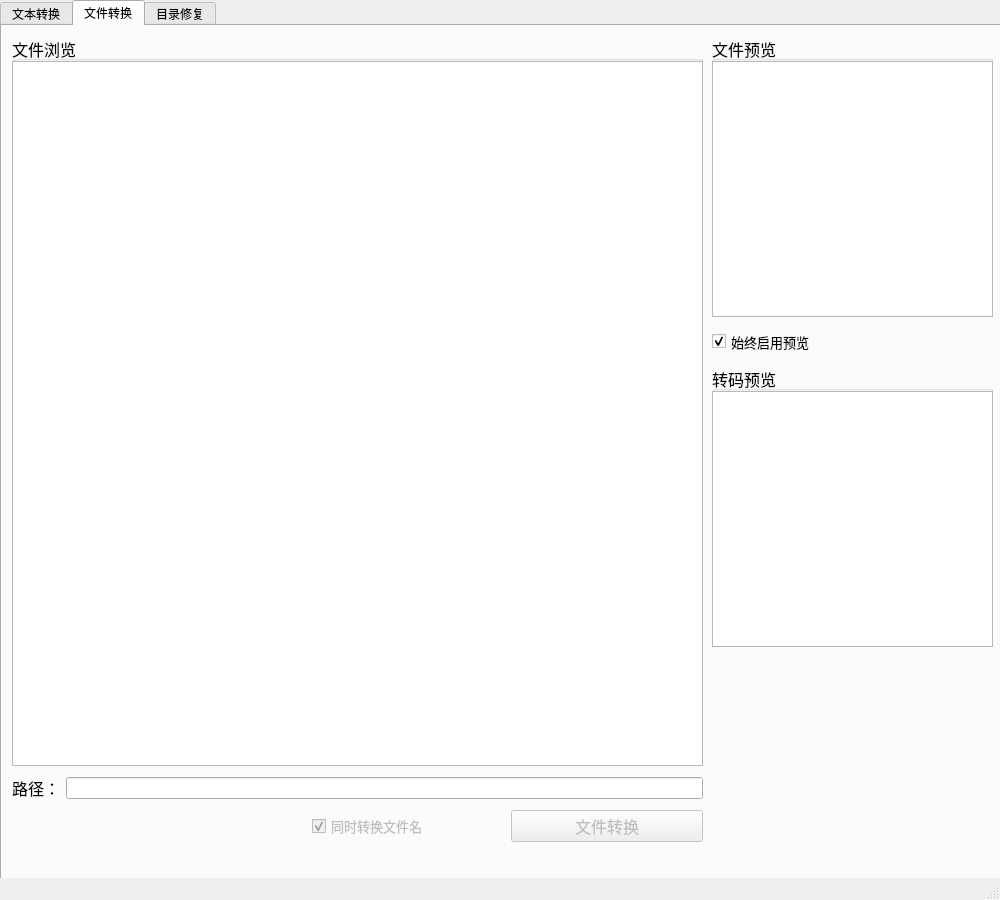
Libra1107/DisorderCodeDealer, file mainwindow.ui: the form before one commit.
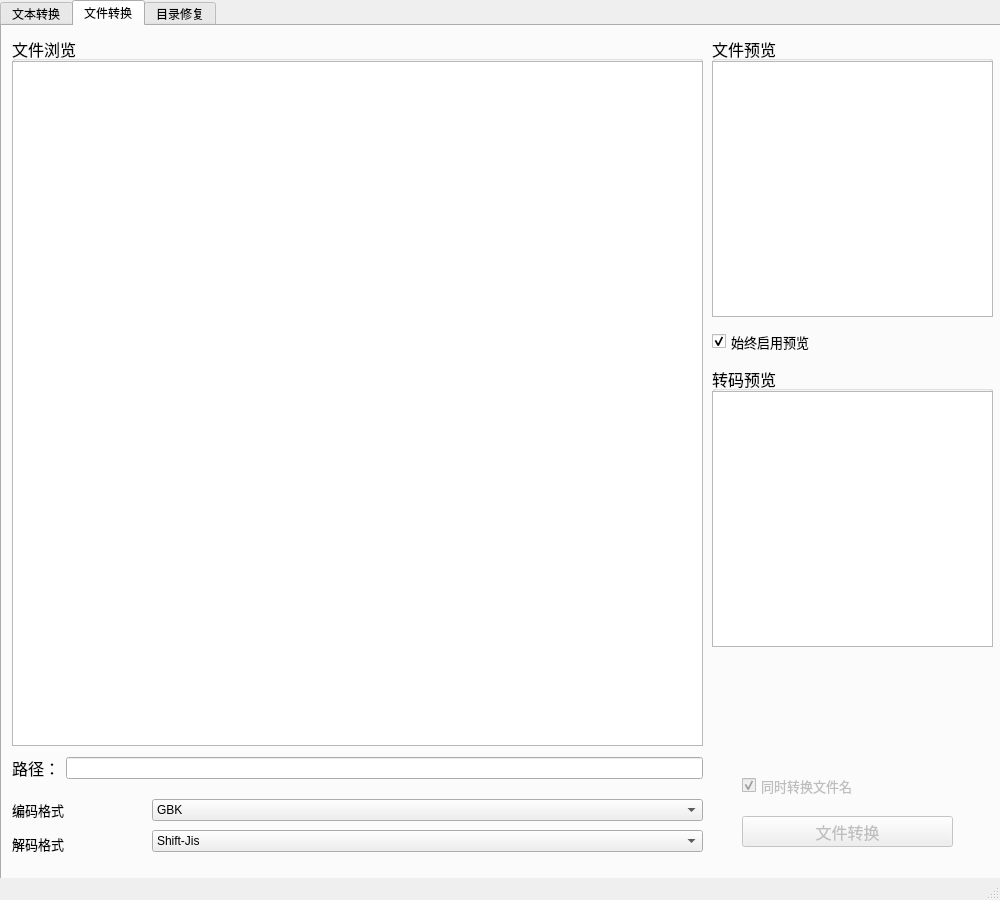
The form after the commit. The open tabs and pages were chosen to show the change.

```diff
--- a/mainwindow.ui
+++ b/mainwindow.ui
@@ -252,7 +252,7 @@
         <x>10</x>
         <y>10</y>
         <width>691</width>
-        <height>730</height>
+        <height>710</height>
        </rect>
       </property>
       <property name="font">
@@ -269,7 +269,7 @@
          <x>0</x>
          <y>25</y>
          <width>691</width>
-         <height>705</height>
+         <height>685</height>
         </rect>
        </property>
        <property name="sortingEnabled">
@@ -281,7 +281,7 @@
       <property name="geometry">
        <rect>
         <x>10</x>
-        <y>750</y>
+        <y>730</y>
         <width>691</width>
         <height>24</height>
        </rect>
@@ -304,54 +304,6 @@
        </item>
       </layout>
      </widget>
-     <widget class="QWidget" name="layoutWidget">
-      <property name="geometry">
-       <rect>
-        <x>310</x>
-        <y>780</y>
-        <width>391</width>
-        <height>41</height>
-       </rect>
-      </property>
-      <layout class="QHBoxLayout" name="fileProcessor">
-       <item>
-        <widget class="QCheckBox" name="fileNameTrans">
-         <property name="enabled">
-          <bool>false</bool>
-         </property>
-         <property name="font">
-          <font>
-           <pointsize>10</pointsize>
-          </font>
-         </property>
-         <property name="text">
-          <string>同时转换文件名</string>
-         </property>
-         <property name="checkable">
-          <bool>true</bool>
-         </property>
-         <property name="checked">
-          <bool>true</bool>
-         </property>
-        </widget>
-       </item>
-       <item>
-        <widget class="QPushButton" name="fileTrans">
-         <property name="enabled">
-          <bool>false</bool>
-         </property>
-         <property name="font">
-          <font>
-           <pointsize>12</pointsize>
-          </font>
-         </property>
-         <property name="text">
-          <string>文件转换</string>
-         </property>
-        </widget>
-       </item>
-      </layout>
-     </widget>
      <widget class="QGroupBox" name="previewBox">
       <property name="geometry">
        <rect>
@@ -435,6 +387,180 @@
        <bool>true</bool>
       </property>
      </widget>
+     <widget class="QWidget" name="layoutWidget_4">
+      <property name="geometry">
+       <rect>
+        <x>10</x>
+        <y>770</y>
+        <width>121</width>
+        <height>61</height>
+       </rect>
+      </property>
+      <layout class="QVBoxLayout" name="fileCodeInfo">
+       <item>
+        <widget class="QLabel" name="currentFileCode">
+         <property name="font">
+          <font>
+           <pointsize>10</pointsize>
+          </font>
+         </property>
+         <property name="text">
+          <string>编码格式</string>
+         </property>
+        </widget>
+       </item>
+       <item>
+        <widget class="QLabel" name="originFileCode">
+         <property name="font">
+          <font>
+           <pointsize>10</pointsize>
+          </font>
+         </property>
+         <property name="text">
+          <string>解码格式</string>
+         </property>
+        </widget>
+       </item>
+      </layout>
+     </widget>
+     <widget class="QWidget" name="layoutWidget_5">
+      <property name="geometry">
+       <rect>
+        <x>150</x>
+        <y>770</y>
+        <width>551</width>
+        <height>61</height>
+       </rect>
+      </property>
+      <layout class="QVBoxLayout" name="fileCodeSelect_2">
+       <item>
+        <widget class="QComboBox" name="currentFileCodeBox">
+         <item>
+          <property name="text">
+           <string>GBK</string>
+          </property>
+         </item>
+         <item>
+          <property name="text">
+           <string>Latin1</string>
+          </property>
+         </item>
+         <item>
+          <property name="text">
+           <string>UTF-8</string>
+          </property>
+         </item>
+         <item>
+          <property name="text">
+           <string>Shift-Jis</string>
+          </property>
+         </item>
+         <item>
+          <property name="text">
+           <string>Big5</string>
+          </property>
+         </item>
+         <item>
+          <property name="text">
+           <string>iso-8859-1</string>
+          </property>
+         </item>
+         <item>
+          <property name="text">
+           <string>windows-1252</string>
+          </property>
+         </item>
+        </widget>
+       </item>
+       <item>
+        <widget class="QComboBox" name="originFileCodeBox">
+         <item>
+          <property name="text">
+           <string>Shift-Jis</string>
+          </property>
+         </item>
+         <item>
+          <property name="text">
+           <string>UTF-8</string>
+          </property>
+         </item>
+         <item>
+          <property name="text">
+           <string>Latin1</string>
+          </property>
+         </item>
+         <item>
+          <property name="text">
+           <string>GBK</string>
+          </property>
+         </item>
+         <item>
+          <property name="text">
+           <string>iso-8859-1</string>
+          </property>
+         </item>
+         <item>
+          <property name="text">
+           <string>windows-1252</string>
+          </property>
+         </item>
+         <item>
+          <property name="text">
+           <string>Big5</string>
+          </property>
+         </item>
+        </widget>
+       </item>
+      </layout>
+     </widget>
+     <widget class="QCheckBox" name="fileNameTrans">
+      <property name="enabled">
+       <bool>false</bool>
+      </property>
+      <property name="geometry">
+       <rect>
+        <x>740</x>
+        <y>750</y>
+        <width>193</width>
+        <height>19</height>
+       </rect>
+      </property>
+      <property name="font">
+       <font>
+        <pointsize>10</pointsize>
+       </font>
+      </property>
+      <property name="text">
+       <string>同时转换文件名</string>
+      </property>
+      <property name="checkable">
+       <bool>true</bool>
+      </property>
+      <property name="checked">
+       <bool>true</bool>
+      </property>
+     </widget>
+     <widget class="QPushButton" name="fileTrans">
+      <property name="enabled">
+       <bool>false</bool>
+      </property>
+      <property name="geometry">
+       <rect>
+        <x>740</x>
+        <y>790</y>
+        <width>211</width>
+        <height>31</height>
+       </rect>
+      </property>
+      <property name="font">
+       <font>
+        <pointsize>12</pointsize>
+       </font>
+      </property>
+      <property name="text">
+       <string>文件转换</string>
+      </property>
+     </widget>
     </widget>
     <widget class="QWidget" name="tabFolderFix">
      <attribute name="title">
```
Left out of the diff: 180 changed lines with no effect on the pictures.
